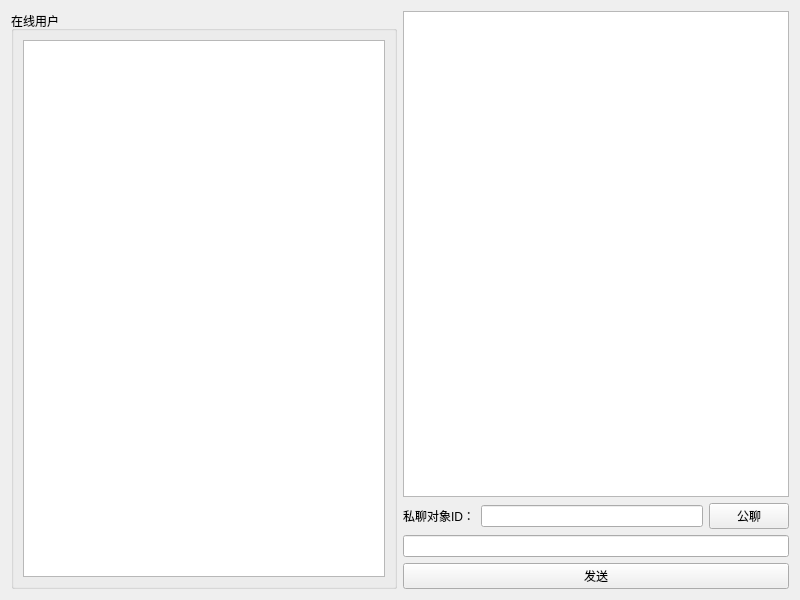
Qt form src/client_qt/ChatWindow.ui (SYloveCNY/PP) before a commit.
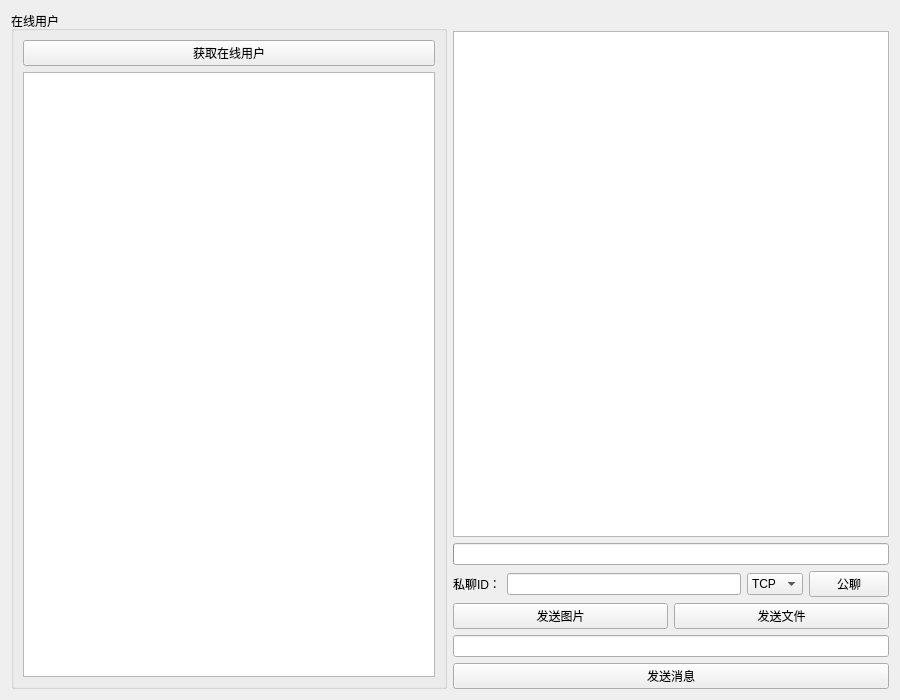
The same form after that commit.

```diff
--- a/src/client_qt/ChatWindow.ui
+++ b/src/client_qt/ChatWindow.ui
@@ -6,8 +6,8 @@
    <rect>
     <x>0</x>
     <y>0</y>
-    <width>800</width>
-    <height>600</height>
+    <width>900</width>
+    <height>700</height>
    </rect>
   </property>
   <property name="windowTitle">
@@ -20,6 +20,13 @@
       <string>在线用户</string>
      </property>
      <layout class="QVBoxLayout" name="verticalLayout_2">
+      <item>
+       <widget class="QPushButton" name="pushButton_getUserList">
+        <property name="text">
+         <string>获取在线用户</string>
+        </property>
+       </widget>
+      </item>
       <item>
        <widget class="QListWidget" name="listWidget_onlineUsers"/>
       </item>
@@ -28,6 +35,9 @@
    </item>
    <item>
     <layout class="QVBoxLayout" name="verticalLayout">
+     <item>
+      <widget class="QLabel" name="label_userInfo"/> <!-- 用户信息标签 -->
+     </item>
      <item>
       <widget class="QTextEdit" name="textEdit_chatLog">
        <property name="readOnly">
@@ -36,17 +46,37 @@
       </widget>
      </item>
      <item>
-      <layout class="QHBoxLayout" name="horizontalLayout_2">
+      <widget class="QProgressBar" name="progressBar_transfer"/> <!-- 传输进度条 -->
+     </item>
+     <item>
+      <layout class="QHBoxLayout" name="horizontalLayout_3">
        <item>
-        <widget class="QLabel" name="label">
+        <widget class="QLabel" name="label_privateId">
          <property name="text">
-          <string>私聊对象ID：</string>
+          <string>私聊ID：</string>
          </property>
         </widget>
        </item>
        <item>
         <widget class="QLineEdit" name="lineEdit_privateId"/>
        </item>
+       <item>
+        <widget class="QComboBox" name="combo_protocol"> <!-- 协议选择 -->
+         <property name="currentText">
+          <string>TCP</string>
+         </property>
+         <item>
+          <property name="text">
+           <string>TCP</string>
+          </property>
+         </item>
+         <item>
+          <property name="text">
+           <string>UDP</string>
+          </property>
+         </item>
+        </widget>
+       </item>
        <item>
         <widget class="QPushButton" name="pushButton_switchChatType">
          <property name="text">
@@ -56,13 +86,31 @@
        </item>
       </layout>
      </item>
+     <item>
+      <layout class="QHBoxLayout" name="horizontalLayout_2">
+       <item>
+        <widget class="QPushButton" name="pushButton_sendImage">
+         <property name="text">
+          <string>发送图片</string>
+         </property>
+        </widget>
+       </item>
+       <item>
+        <widget class="QPushButton" name="pushButton_sendFile">
+         <property name="text">
+          <string>发送文件</string>
+         </property>
+        </widget>
+       </item>
+      </layout>
+     </item>
      <item>
       <widget class="QLineEdit" name="lineEdit_input"/>
      </item>
      <item>
       <widget class="QPushButton" name="pushButton_send">
        <property name="text">
-        <string>发送</string>
+        <string>发送消息</string>
        </property>
       </widget>
      </item>
```
